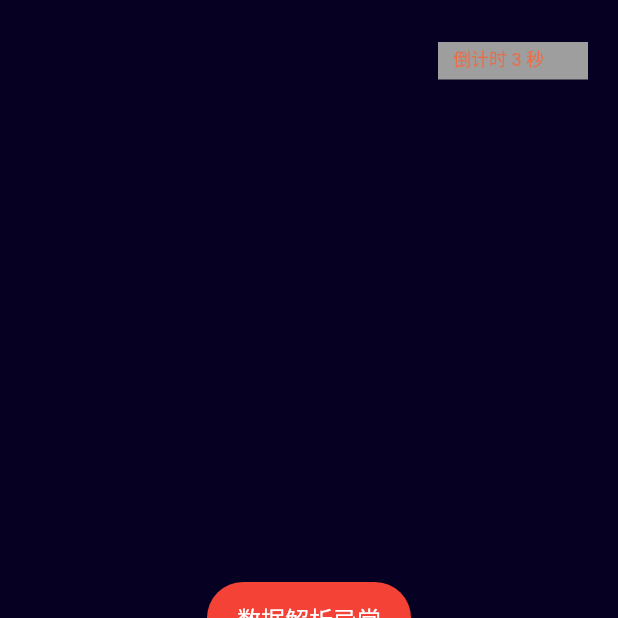
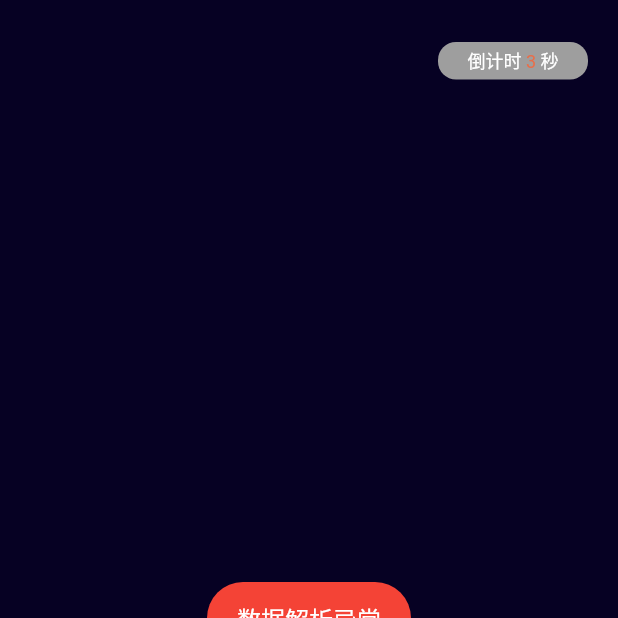
Before and after one commit to zbh1989/suger, a Flutter app: the first screen one second after launch, on a phone screen of 412 x 824 dp, the top half of it. Run offline on Flutter 3.47's test engine with Material 2 defaults, Android fonts, the phone set to English and light mode, and no system bars; our stand-ins replace cached_network_image, convert, device_info, dio, event_bus, fluro and 16 more; missing offline and left inert: common_utils, fijkplayer, fijkplayer_skin, flustars, flutter_xupdate, safemap and 3 more; accounts and stored records are empty; network calls fail; Roboto replaces fonts that are missing (PingFang SC-Medium).

Commit message:
提交优化代码

```diff
--- a/lib/main.dart
+++ b/lib/main.dart
@@ -49,7 +49,7 @@ class MyApp extends StatelessWidget {
   @override
   Widget build(BuildContext context) {
     return MaterialApp(
-      title: '彩虹视频',
+      title: '颜射视频',
       // color: Color(0xF703165E), // 0xF7050D2C
       theme: ThemeData(
         brightness: Brightness.dark,
--- a/lib/pages/sharePage.dart
+++ b/lib/pages/sharePage.dart
@@ -150,7 +150,7 @@ class SharePageState extends BaseState<SharePage,SharePagePresenter>{
                 version: QrVersions.auto,
                 embeddedImage: logoIcon,
                 embeddedImageStyle: QrEmbeddedImageStyle(
-                  size: Size.square(30),
+                  size: Size.square(64),
                 ),
               ),
             ),
--- a/lib/presenter/chargeVipPagePresenter.dart
+++ b/lib/presenter/chargeVipPagePresenter.dart
@@ -170,7 +170,7 @@ class ChargeVipPagePresenter extends BasePresenter<ChargeVipPageState>{
    */
   String getPayType(int type){
     if(type == 1){
-      return 'alipay';
+      return 'alipayH5';
     }else if(type == 2){
       return 'wechat';
     }else {
--- a/lib/views/TimerWidget.dart
+++ b/lib/views/TimerWidget.dart
@@ -59,11 +59,26 @@ class TimerState extends State<TimerWidget>{
     return Container(
       width: 100,
       height: 25,
-      color: Colors.grey,
-      // decoration: BoxDecoration(borderRadius: BorderRadius.circular(8)),
+      // color: Colors.grey,
+      decoration: BoxDecoration(
+          color: Colors.grey,
+          borderRadius: BorderRadius.circular(12)
+      ),
       padding: EdgeInsets.symmetric(horizontal: 10,vertical: 2),
-      child: Text('倒计时 $currentTime 秒',style: TextStyle(fontSize: 12,color: Color(
-          0xDFF3673D)),),
+      child: Center(
+        child: RichText(
+          text: TextSpan(
+              children: [
+                TextSpan(text: "倒计时 ",style: TextStyle(fontFamily:'PingFang SC-Medium',color: Color(0xFFFFFFFF),fontSize: 12,fontWeight: FontWeight.w400),),
+                TextSpan(text: "$currentTime ",style: TextStyle(fontFamily:'PingFang SC-Medium',color: Color(0xDFF3673D),fontSize: 12,fontWeight: FontWeight.w400),),
+                TextSpan(text: "秒",style: TextStyle(fontFamily:'PingFang SC-Medium',color: Color(0xFFFFFFFF),fontSize: 12,fontWeight: FontWeight.w400),),
+              ]
+          ),
+          textDirection: TextDirection.ltr,
+        ),
+      ),
+
+
     );
   }
 
--- a/pubspec.yaml
+++ b/pubspec.yaml
@@ -17,7 +17,7 @@ publish_to: 'none' # Remove this line if you wish to publish to pub.dev
 # https://developer.apple.com/library/archive/documentation/General/Reference/InfoPlistKeyReference/Articles/CoreFoundationKeys.html
 # In Windows, build-name is used as the major, minor, and patch parts
 # of the product and file versions while build-number is used as the build suffix.
-version: 1.0.17
+version: 1.0.18
 
 environment:
   sdk: '>=2.7.0 <3.0.0'
```
Also changed, not shown: lib/pages/signPage.dart (+7 -7 lines).
